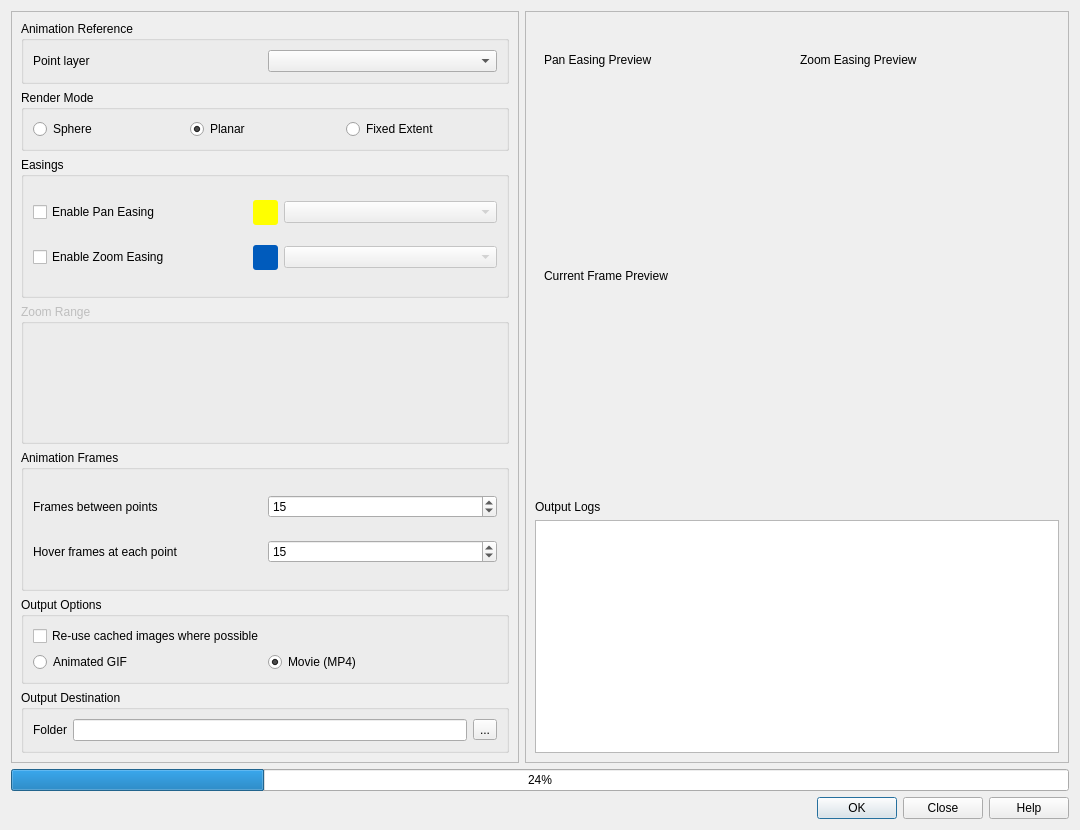
Qt form ui/animation_workbench_base.ui (timlinux/QGISAnimationWorkbench) before a commit.
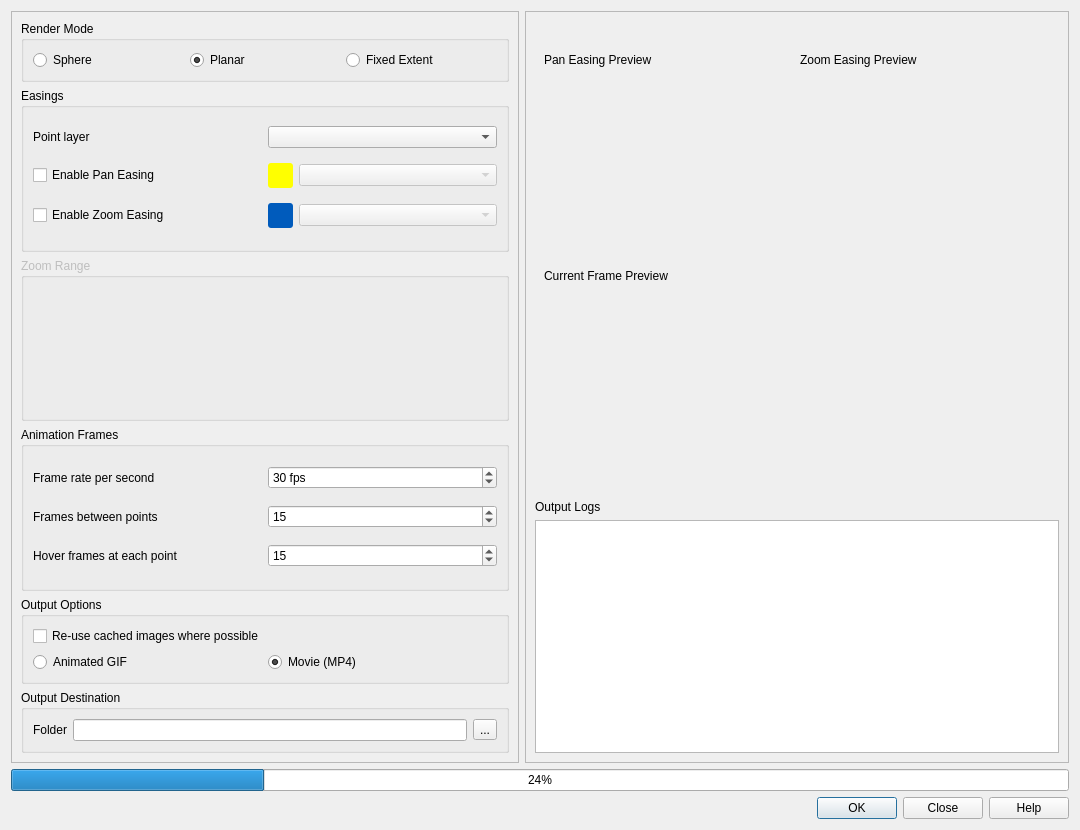
The same form after that commit. The open tabs and pages were chosen to show the change. Custom widgets are drawn as their Qt base class.

Commit message: Wiring up file save dialog-

Diff of the .ui file:
```diff
--- a/ui/animation_workbench_base.ui
+++ b/ui/animation_workbench_base.ui
@@ -23,10 +23,50 @@
       <enum>QFrame::Raised</enum>
      </property>
      <layout class="QGridLayout" name="gridLayout_7">
-      <item row="3" column="0">
+      <item row="1" column="0">
+       <widget class="QGroupBox" name="render_mode_group">
+        <property name="toolTip">
+         <string>The render mode determines the behaviour and type of the animation. 
+For 'Sphere' the coordinate reference system (CRS) will 
+be manipulated to create a spinning globe effect. 
+For 'Plane', the CRS will not be altered, but will pan and 
+zoom to each point.</string>
+        </property>
+        <property name="title">
+         <string>Render Mode</string>
+        </property>
+        <layout class="QGridLayout" name="gridLayout">
+         <item row="0" column="0">
+          <widget class="QRadioButton" name="radio_sphere">
+           <property name="text">
+            <string>Sphere</string>
+           </property>
+          </widget>
+         </item>
+         <item row="0" column="1">
+          <widget class="QRadioButton" name="radio_planar">
+           <property name="text">
+            <string>Planar</string>
+           </property>
+           <property name="checked">
+            <bool>true</bool>
+           </property>
+          </widget>
+         </item>
+         <item row="0" column="2">
+          <widget class="QRadioButton" name="radio_extent">
+           <property name="text">
+            <string>Fixed Extent</string>
+           </property>
+          </widget>
+         </item>
+        </layout>
+       </widget>
+      </item>
+      <item row="2" column="0">
        <widget class="QStackedWidget" name="settings_stack">
         <property name="currentIndex">
-         <number>1</number>
+         <number>0</number>
         </property>
         <widget class="QWidget" name="non_fixed_extent_settings">
          <layout class="QGridLayout" name="gridLayout_15">
@@ -51,18 +91,29 @@
              <string>Easings</string>
             </property>
             <layout class="QGridLayout" name="gridLayout_2">
-             <item row="1" column="2">
-              <widget class="QComboBox" name="zoom_easing_combo">
-               <property name="enabled">
-                <bool>false</bool>
+             <item row="0" column="0">
+              <widget class="QLabel" name="point_layer_label">
+               <property name="text">
+                <string>Point layer</string>
                </property>
-               <property name="toolTip">
-                <string>The zoom easing will affect the behaviour 
-of the camera during zoom transitions.</string>
+               <property name="buddy">
+                <cstring>layer_combo</cstring>
                </property>
               </widget>
              </item>
              <item row="0" column="1">
+              <widget class="QgsMapLayerComboBox" name="layer_combo"/>
+             </item>
+             <item row="1" column="0">
+              <widget class="QCheckBox" name="enable_pan_easing">
+               <property name="text">
+                <string>Enable Pan Easing</string>
+               </property>
+              </widget>
+             </item>
+             <item row="1" column="1">
+              <layout class="QHBoxLayout" name="horizontalLayout">
+               <item>
               <widget class="QWidget" name="pan_preview_legend" native="true">
                <property name="minimumSize">
                 <size>
@@ -84,7 +135,7 @@
                </property>
               </widget>
              </item>
-             <item row="0" column="2">
+               <item>
               <widget class="QComboBox" name="pan_easing_combo">
                <property name="enabled">
                 <bool>false</bool>
@@ -96,14 +147,18 @@
                </property>
               </widget>
              </item>
-             <item row="1" column="0">
+              </layout>
+             </item>
+             <item row="2" column="0">
               <widget class="QCheckBox" name="enable_zoom_easing">
                <property name="text">
                 <string>Enable Zoom Easing</string>
                </property>
               </widget>
              </item>
-             <item row="1" column="1">
+             <item row="2" column="1">
+              <layout class="QHBoxLayout" name="horizontalLayout_2">
+               <item>
               <widget class="QWidget" name="widget_2" native="true">
                <property name="minimumSize">
                 <size>
@@ -122,12 +177,18 @@
                </property>
               </widget>
              </item>
-             <item row="0" column="0">
-              <widget class="QCheckBox" name="enable_pan_easing">
-               <property name="text">
-                <string>Enable Pan Easing</string>
-               </property>
-              </widget>
+               <item>
+                <widget class="QComboBox" name="zoom_easing_combo">
+                 <property name="enabled">
+                  <bool>false</bool>
+                 </property>
+                 <property name="toolTip">
+                  <string>The zoom easing will affect the behaviour 
+of the camera during zoom transitions.</string>
+                 </property>
+                </widget>
+               </item>
+              </layout>
              </item>
             </layout>
            </widget>
@@ -165,7 +226,7 @@
              <string>Animation Frames</string>
             </property>
             <layout class="QGridLayout" name="gridLayout_8">
-             <item row="1" column="0">
+             <item row="2" column="0">
               <widget class="QLabel" name="hover_frames_label">
                <property name="text">
                 <string>Hover frames at each point</string>
@@ -175,26 +236,7 @@
                </property>
               </widget>
              </item>
-             <item row="1" column="1">
-              <widget class="QSpinBox" name="hover_frames_spin">
-               <property name="toolTip">
-                <string>This is the number of frames that will 
-be used during animation of the motion from 
-one point to the next. Video generation 
-is done at 30 frames per second, so a value 
-of 30 here would result in a 1 second flight time 
-between two consecutive points. 
-Set to zero to disable.</string>
-               </property>
-               <property name="maximum">
-                <number>999</number>
-               </property>
-               <property name="value">
-                <number>15</number>
-               </property>
-              </widget>
-             </item>
-             <item row="0" column="0">
+             <item row="1" column="0">
               <widget class="QLabel" name="point_frames_label">
                <property name="text">
                 <string>Frames between points</string>
@@ -204,7 +246,7 @@
                </property>
               </widget>
              </item>
-             <item row="0" column="1">
+             <item row="1" column="1">
               <widget class="QSpinBox" name="point_frames_spin">
                <property name="toolTip">
                 <string>This is the number of frames that will be used during
@@ -222,6 +264,42 @@
                </property>
               </widget>
              </item>
+             <item row="2" column="1">
+              <widget class="QSpinBox" name="hover_frames_spin">
+               <property name="toolTip">
+                <string>This is the number of frames that will 
+be used during animation of the motion from 
+one point to the next. Video generation 
+is done at 30 frames per second, so a value 
+of 30 here would result in a 1 second flight time 
+between two consecutive points. 
+Set to zero to disable.</string>
+               </property>
+               <property name="maximum">
+                <number>999</number>
+               </property>
+               <property name="value">
+                <number>15</number>
+               </property>
+              </widget>
+             </item>
+             <item row="0" column="1">
+              <widget class="QSpinBox" name="framerate_spin">
+               <property name="suffix">
+                <string> fps</string>
+               </property>
+               <property name="value">
+                <number>30</number>
+               </property>
+              </widget>
+             </item>
+             <item row="0" column="0">
+              <widget class="QLabel" name="label">
+               <property name="text">
+                <string>Frame rate per second</string>
+               </property>
+              </widget>
+             </item>
             </layout>
            </widget>
           </item>
@@ -273,101 +351,7 @@
         </widget>
        </widget>
       </item>
-      <item row="5" column="0">
-       <widget class="QGroupBox" name="output_destination_group">
-        <property name="title">
-         <string>Output Destination</string>
-        </property>
-        <layout class="QGridLayout" name="gridLayout_6">
-         <item row="0" column="0">
-          <widget class="QLabel" name="folder_label">
-           <property name="text">
-            <string>Folder</string>
-           </property>
-          </widget>
-         </item>
-         <item row="0" column="1">
-          <widget class="QLineEdit" name="folder_edit">
-           <property name="toolTip">
-            <string>The output folder will be populated with 
-all of the frames of the animation, and 
-the GIF or MP4 as selected above.</string>
-           </property>
-          </widget>
-         </item>
-         <item row="0" column="2">
-          <widget class="QToolButton" name="folder_button">
-           <property name="text">
-            <string>...</string>
-           </property>
-          </widget>
-         </item>
-        </layout>
-       </widget>
-      </item>
-      <item row="0" column="0">
-       <widget class="QGroupBox" name="animation_reference_group">
-        <property name="title">
-         <string>Animation Reference</string>
-        </property>
-        <layout class="QGridLayout" name="gridLayout_4">
-         <item row="1" column="1">
-          <widget class="QgsMapLayerComboBox" name="layer_combo"/>
-         </item>
-         <item row="1" column="0">
-          <widget class="QLabel" name="point_layer_label">
-           <property name="text">
-            <string>Point layer</string>
-           </property>
-           <property name="buddy">
-            <cstring>layer_combo</cstring>
-           </property>
-          </widget>
-         </item>
-        </layout>
-       </widget>
-      </item>
-      <item row="2" column="0">
-       <widget class="QGroupBox" name="render_mode_group">
-        <property name="toolTip">
-         <string>The render mode determines the behaviour and type of the animation. 
-For 'Sphere' the coordinate reference system (CRS) will 
-be manipulated to create a spinning globe effect. 
-For 'Plane', the CRS will not be altered, but will pan and 
-zoom to each point.</string>
-        </property>
-        <property name="title">
-         <string>Render Mode</string>
-        </property>
-        <layout class="QGridLayout" name="gridLayout">
-         <item row="0" column="0">
-          <widget class="QRadioButton" name="radio_sphere">
-           <property name="text">
-            <string>Sphere</string>
-           </property>
-          </widget>
-         </item>
-         <item row="0" column="1">
-          <widget class="QRadioButton" name="radio_planar">
-           <property name="text">
-            <string>Planar</string>
-           </property>
-           <property name="checked">
-            <bool>true</bool>
-           </property>
-          </widget>
-         </item>
-         <item row="0" column="2">
-          <widget class="QRadioButton" name="radio_extent">
-           <property name="text">
-            <string>Fixed Extent</string>
-           </property>
-          </widget>
-         </item>
-        </layout>
-       </widget>
-      </item>
-      <item row="4" column="0">
+      <item row="3" column="0">
        <widget class="QGroupBox" name="output_options_group">
         <property name="toolTip">
          <string>Select which output format you would like. 
@@ -414,6 +398,38 @@
         </layout>
        </widget>
       </item>
+      <item row="4" column="0">
+       <widget class="QGroupBox" name="output_destination_group">
+        <property name="title">
+         <string>Output Destination</string>
+        </property>
+        <layout class="QGridLayout" name="gridLayout_6">
+         <item row="0" column="0">
+          <widget class="QLabel" name="folder_label">
+           <property name="text">
+            <string>Folder</string>
+           </property>
+          </widget>
+         </item>
+         <item row="0" column="1">
+          <widget class="QLineEdit" name="file_edit">
+           <property name="toolTip">
+            <string>The output folder will be populated with 
+all of the frames of the animation, and 
+the GIF or MP4 as selected above.</string>
+           </property>
+          </widget>
+         </item>
+         <item row="0" column="2">
+          <widget class="QToolButton" name="file_button">
+           <property name="text">
+            <string>...</string>
+           </property>
+          </widget>
+         </item>
+        </layout>
+       </widget>
+      </item>
      </layout>
     </widget>
    </item>
@@ -439,7 +455,7 @@
       <item row="1" column="0" colspan="2">
        <widget class="QStackedWidget" name="preview_stack">
         <property name="currentIndex">
-         <number>1</number>
+         <number>0</number>
         </property>
         <widget class="QWidget" name="preview_page">
          <layout class="QGridLayout" name="gridLayout_11">
@@ -529,7 +545,7 @@
       <item row="0" column="0" colspan="2">
        <widget class="QStackedWidget" name="status_stack">
         <property name="currentIndex">
-         <number>1</number>
+         <number>0</number>
         </property>
         <widget class="QWidget" name="easing_status_page">
          <layout class="QGridLayout" name="gridLayout_13">
```
Left out of the diff: 5 changed lines with no effect on the pictures. Lines whose indentation alone changed are shown as unchanged. The commit also changes 2 other files.
